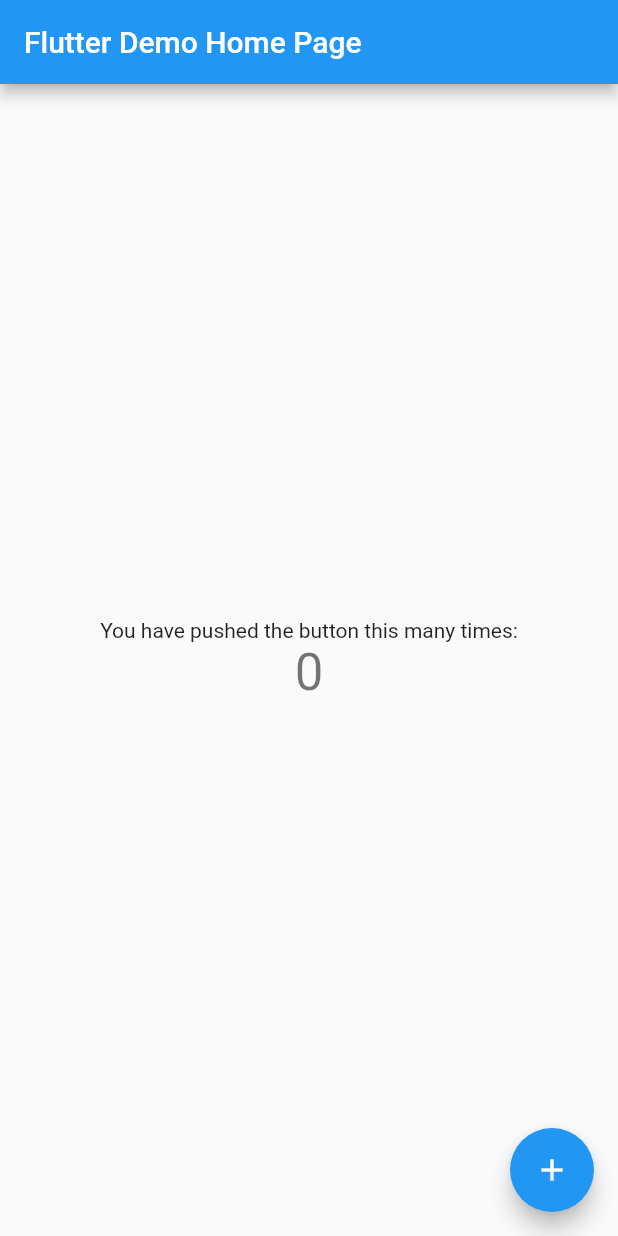
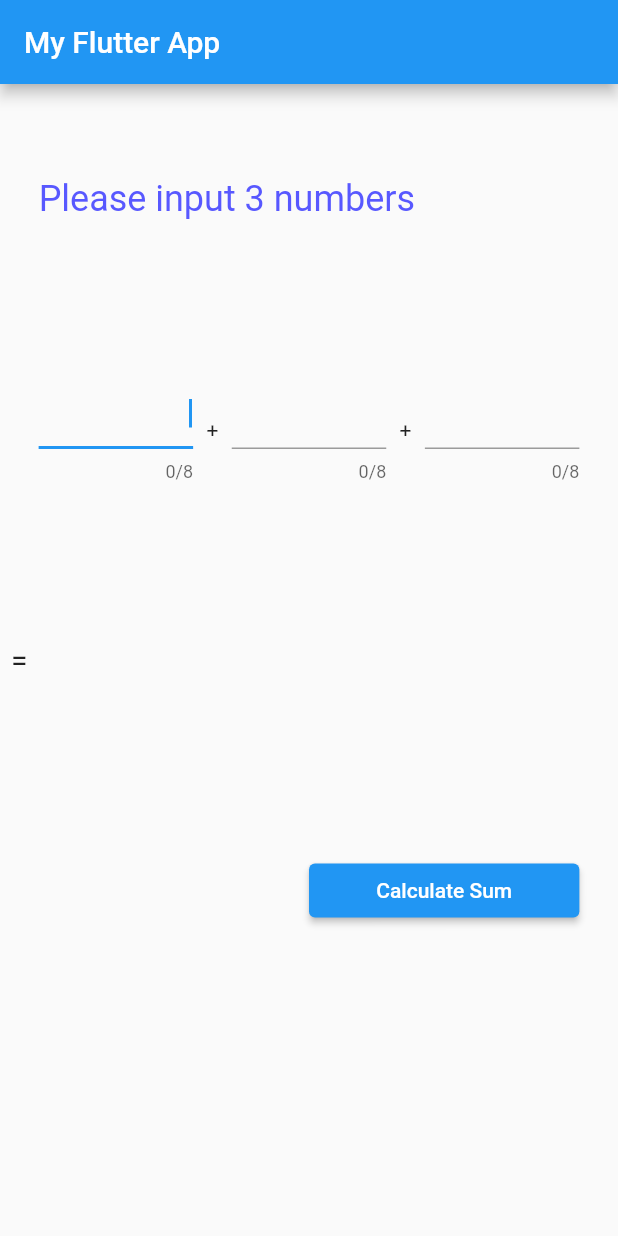
Before and after one commit to ballcanchow/comp7506_individual_assignment, a Flutter app: the screen it shows after launch, on a phone screen of 412 x 824 dp. Run offline on Flutter 3.47's test engine with Material 2 defaults, Android fonts, the phone set to English and light mode, and no system bars.

Commit message:
Implementation of sum of 3 numbers

```diff
--- a/lib/main.dart
+++ b/lib/main.dart
@@ -1,4 +1,5 @@
 import 'package:flutter/material.dart';
+import 'package:flutter/services.dart';
 
 void main() {
   runApp(const MyApp());
@@ -11,7 +12,7 @@ class MyApp extends StatelessWidget {
   @override
   Widget build(BuildContext context) {
     return MaterialApp(
-      title: 'Flutter Demo',
+      title: 'My Flutter App',
       theme: ThemeData(
         // This is the theme of your application.
         //
@@ -24,7 +25,7 @@ class MyApp extends StatelessWidget {
         // is not restarted.
         primarySwatch: Colors.blue,
       ),
-      home: const MyHomePage(title: 'Flutter Demo Home Page'),
+      home: const MyHomePage(title: "My Flutter App"),
     );
   }
 }
@@ -48,16 +49,26 @@ class MyHomePage extends StatefulWidget {
 }
 
 class _MyHomePageState extends State<MyHomePage> {
-  int _counter = 0;
+  final textField1Controller = TextEditingController();
+  final textField2Controller = TextEditingController();
+  final textField3Controller = TextEditingController();
+  String resultValueString = "";
 
-  void _incrementCounter() {
+  void _clearSumAndSetState(String ignored) {
     setState(() {
-      // This call to setState tells the Flutter framework that something has
-      // changed in this State, which causes it to rerun the build method below
-      // so that the display can reflect the updated values. If we changed
-      // _counter without calling setState(), then the build method would not be
-      // called again, and so nothing would appear to happen.
-      _counter++;
+      resultValueString = "";
+    });
+  }
+
+  void _calculateSumAndSetState() {
+    var sum = (
+      (textField1Controller.text.isEmpty ? 0 : double.parse(textField1Controller.text)) +
+      (textField2Controller.text.isEmpty ? 0 : double.parse(textField2Controller.text)) +
+      (textField3Controller.text.isEmpty ? 0 : double.parse(textField3Controller.text))
+    );
+
+    setState(() {
+      resultValueString = sum.ceil() == sum.floor() ? sum.toInt().toString() : sum.toString();
     });
   }
 
@@ -94,22 +105,48 @@ class _MyHomePageState extends State<MyHomePage> {
           // axis because Columns are vertical (the cross axis would be
           // horizontal).
           mainAxisAlignment: MainAxisAlignment.center,
-          children: <Widget>[
-            const Text(
-              'You have pushed the button this many times:',
-            ),
-            Text(
-              '$_counter',
-              style: Theme.of(context).textTheme.headline4,
-            ),
-          ],
-        ),
-      ),
-      floatingActionButton: FloatingActionButton(
-        onPressed: _incrementCounter,
-        tooltip: 'Increment',
-        child: const Icon(Icons.add),
-      ), // This trailing comma makes auto-formatting nicer for build methods.
+          children: <Widget> [
+            Expanded(child: Row(
+              children: const <Widget> [
+                Spacer(flex: 1,),
+                Expanded(flex: 14, child: Text("Please input 3 numbers", textAlign: TextAlign.left, style: TextStyle(fontSize: 24, color: Color.fromRGBO(88, 88, 255, 1)),)),
+                Spacer(flex: 1,),
+              ],
+            )),
+            Expanded(child: Row(
+              children: <Widget> [
+                const Spacer(flex: 1,),
+                Expanded(flex: 4,child: TextField(controller: textField1Controller, onChanged: _clearSumAndSetState, inputFormatters: [FilteringTextInputFormatter.allow(RegExp(r'[0-9]+(.[0-9]*)?'))], textAlign: TextAlign.right, maxLength: 8, autofocus: true)),
+                const Expanded(child: Text('+', textAlign: TextAlign.center)),
+                Expanded(flex: 4, child: TextField(controller: textField2Controller, onChanged: _clearSumAndSetState, inputFormatters: [FilteringTextInputFormatter.allow(RegExp(r'[0-9]+(.[0-9]*)?'))], textAlign: TextAlign.right, maxLength: 8)),
+                const Expanded(child: Text('+', textAlign: TextAlign.center)),
+                Expanded(flex: 4, child: TextField(controller: textField3Controller, onChanged: _clearSumAndSetState, inputFormatters: [FilteringTextInputFormatter.allow(RegExp(r'[0-9]+(.[0-9]*)?'))], textAlign: TextAlign.right, maxLength: 8)),
+                const Spacer(flex: 1,),
+              ],
+            )),
+            Expanded(child: Row(
+              children: <Widget> [
+                const Expanded(child: Text('=', textAlign: TextAlign.center, style: TextStyle(fontSize: 20),)),
+                Expanded(flex: 14, child: Text(resultValueString, textAlign: TextAlign.left, style: const TextStyle(fontSize: 20),)),
+                const Spacer(flex: 1,),
+              ],
+            )),
+            Expanded(child: Row(
+              children: <Widget> [
+                const Spacer(flex: 8),
+                Expanded(flex: 7,
+                    child: ElevatedButton(
+                      onPressed: _calculateSumAndSetState,
+                      child: const Text('Calculate Sum'),
+                    )
+                ),
+                const Spacer(flex: 1,),
+              ],
+            )),
+            const Spacer()
+          ]
+        )
+      )
     );
   }
 }
```
